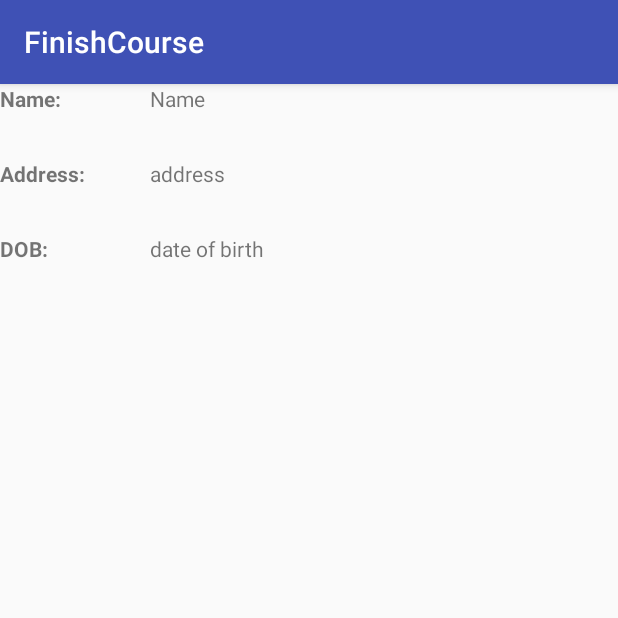
After one commit to EnvityStudio/FinalCourse, an Android app: the LessonSevenSubActivity screen opened directly, with no data from a screen before it, on a phone screen of 412 x 824 dp, the top half of it. The commit adds this screen. Run offline under Robolectric (Android 15) with nearby library versions, the phone set to English and light mode, and no system bars; 3 statements that could not run were skipped.

Commit message:
80% lesson 7

```diff
--- a/app/src/main/java/com/example/admin/finishcourse/MainActivity.java
+++ b/app/src/main/java/com/example/admin/finishcourse/MainActivity.java
@@ -13,6 +13,7 @@ import android.widget.Button;
 import android.widget.Toast;
 
 import com.example.admin.finishcourse.lessonOne.Lesson1Activity;
+import com.example.admin.finishcourse.lessonSeven.LessonSevenActivity;
 import com.example.admin.finishcourse.lessonSix.LessonSixActivity;
 import com.example.admin.finishcourse.lessonThree.LessonThreeActivity;
 import com.example.admin.finishcourse.lessonTwo.LessonTwoActivity;
@@ -78,7 +79,8 @@ public class MainActivity extends AppCompatActivity implements View.OnClickListe
                 startActivity(intent);
                 break;
             case R.id.btnLesson7:
-                Toast.makeText(this, "Coming soooonnnnn!!!!", Toast.LENGTH_SHORT).show();
+                intent = new Intent(this, LessonSevenActivity.class);
+                startActivity(intent);
                 break;
             case R.id.btnLesson8:
                 Toast.makeText(this, "Coming soooonnnnn!!!!", Toast.LENGTH_SHORT).show();
--- /dev/null
+++ b/app/src/main/java/com/example/admin/finishcourse/lessonSeven/LessonSevenSubActivity.java
@@ -0,0 +1,27 @@
+package com.example.admin.finishcourse.lessonSeven;
+
+import android.os.Bundle;
+import android.support.annotation.Nullable;
+import android.support.v7.app.AppCompatActivity;
+import android.widget.TextView;
+
+import com.example.admin.finishcourse.R;
+
+public class LessonSevenSubActivity extends AppCompatActivity {
+    private TextView tvName;
+    private TextView tvAddress;
+    private TextView tvDOB;
+
+    @Override
+    protected void onCreate(@Nullable Bundle savedInstanceState) {
+        super.onCreate(savedInstanceState);
+        setContentView(R.layout.activity_lesson7);
+        tvName = (TextView)findViewById(R.id.tvNameLesson7);
+        tvAddress = (TextView) findViewById(R.id.tvAddressLesson7);
+        tvDOB = (TextView) findViewById(R.id.tvDOBLesson7);
+        Student student = (Student) getIntent().getSerializableExtra("student");
+        tvName.setText(student.getName());
+        tvAddress.setText(student.getAddress());
+        tvDOB.setText(student.getDateOfBirth());
+    }
+}
--- a/app/src/main/java/com/example/admin/finishcourse/lessonSix/LessonSixActivity.java
+++ b/app/src/main/java/com/example/admin/finishcourse/lessonSix/LessonSixActivity.java
@@ -34,7 +34,7 @@ public class LessonSixActivity extends AppCompatActivity {
                 "    {\n" +
                 "      \"id\":\"1\",\n" +
                 "      \"name\":\"Nguyen Van C\",\n" +
-                "      \"imageUrl\":\"a\",\n" +
+                "      \"imageUrl\":\"b\",\n" +
                 "      \"status\":\"Sad\"\n" +
                 "    } ,\n" +
                 "    {\n" +
@@ -53,8 +53,8 @@ public class LessonSixActivity extends AppCompatActivity {
                 "  ]\n" +
                 "}\n";
 
+       StudentData studentData = (StudentData) gson.fromJson(json, StudentData.class);
 
-       StudentData studentData = (StudentData) gson.fromJson(json, StudentData.class);
        studentList = studentData.getStudentList();
         Log.d(TAG, "convertJson: " + studentList.get(1).getName());
     }
--- /dev/null
+++ b/app/src/main/res/layout/activity_lesson7.xml
@@ -0,0 +1,55 @@
+<?xml version="1.0" encoding="utf-8"?>
+<LinearLayout xmlns:android="http://schemas.android.com/apk/res/android"
+    android:orientation="vertical"
+    android:layout_width="match_parent"
+    android:layout_height="match_parent">
+    <LinearLayout
+        android:orientation="horizontal"
+        android:layout_width="wrap_content"
+        android:layout_height="50dp"
+        android:gravity="center">
+        <TextView
+            android:layout_width="100dp"
+            android:layout_height="match_parent"
+            android:text="Name: "
+            android:textStyle="bold"/>
+        <TextView
+            android:id="@+id/tvNameLesson7"
+            android:layout_width="wrap_content"
+            android:layout_height="match_parent"
+            android:text="Name"/>
+    </LinearLayout>
+    <LinearLayout
+        android:orientation="horizontal"
+        android:layout_width="wrap_content"
+        android:layout_height="50dp"
+        android:gravity="center">
+        <TextView
+            android:layout_width="100dp"
+            android:layout_height="match_parent"
+            android:text="Address: "
+            android:textStyle="bold"/>
+        <TextView
+            android:id="@+id/tvAddressLesson7"
+            android:layout_width="wrap_content"
+            android:layout_height="match_parent"
+            android:text="address"/>
+    </LinearLayout>
+    <LinearLayout
+        android:orientation="horizontal"
+        android:layout_width="wrap_content"
+        android:layout_height="50dp"
+        android:gravity="center">
+        <TextView
+            android:layout_width="100dp"
+            android:layout_height="match_parent"
+            android:text="DOB: "
+            android:textStyle="bold"/>
+        <TextView
+            android:id="@+id/tvDOBLesson7"
+            android:layout_width="wrap_content"
+            android:layout_height="match_parent"
+            android:text="date of birth"/>
+    </LinearLayout>
+
+</LinearLayout>
```
Also changed, not shown: app/src/main/AndroidManifest.xml (+9 -1 lines), app/src/main/java/com/example/admin/finishcourse/lessonSeven/Constants.java (added, +8 -0 lines), app/src/main/java/com/example/admin/finishcourse/lessonSeven/LessonSevenActivity.java (added, +142 -0 lines), app/src/main/java/com/example/admin/finishcourse/lessonSeven/LessonSevenRecyclerViewAdapter.java (added, +70 -0 lines), app/src/main/java/com/example/admin/finishcourse/lessonSeven/Student.java (added, +72 -0 lines), app/src/main/java/com/example/admin/finishcourse/lessonSix/LessonSixRecyclerViewAdapter.java (+4 -11 lines), app/src/main/res/layout/activity_lesson7_main.xml (added, +12 -0 lines), app/src/main/res/layout/item_lesson7.xml (added, +37 -0 lines), 4 other files.
